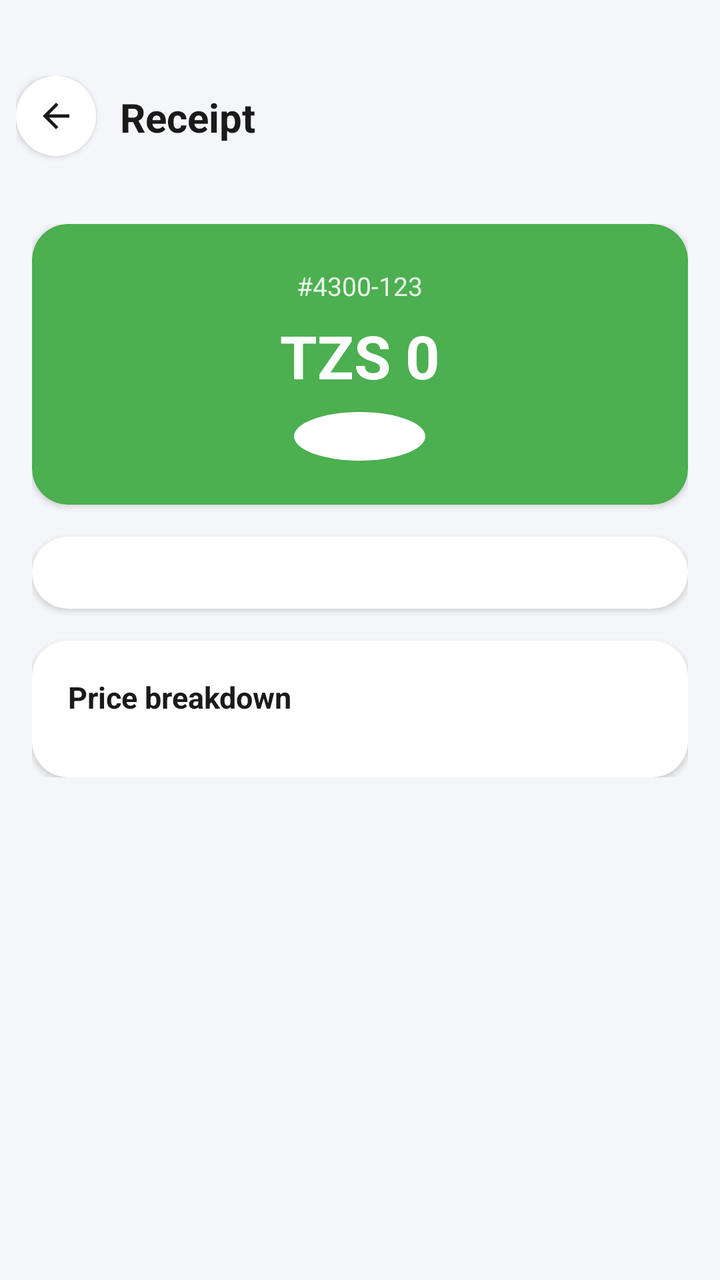
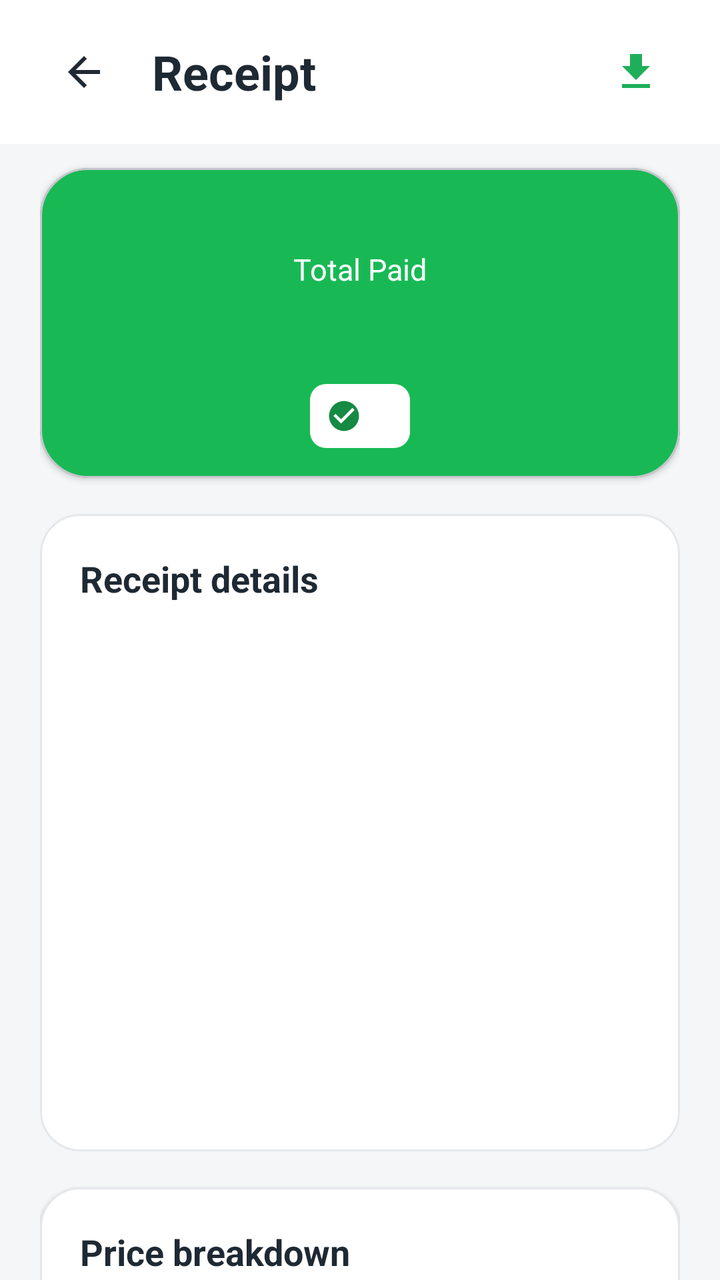

Before-and-after screenshots of an Android layout around one commit, followed by the original layout XML and the change that was made.
<!-- AndroidManifest.xml: application theme Theme.Takago -->
<!-- res/layout/activity_receipt.xml -->
<?xml version="1.0" encoding="utf-8"?>
<LinearLayout xmlns:android="http://schemas.android.com/apk/res/android"
    xmlns:app="http://schemas.android.com/apk/res-auto"
    android:layout_width="match_parent"
    android:layout_height="match_parent"
    android:background="#F4F6F9"
    android:orientation="vertical">

    
    <RelativeLayout
        android:id="@+id/headerContainer"
        android:layout_width="match_parent"
        android:layout_height="wrap_content"
        android:minHeight="96dp"
        android:background="#F4F6F9"
        android:paddingStart="8dp"
        android:paddingTop="38dp"
        android:paddingEnd="16dp">

        <ImageView
            android:id="@+id/btnBack"
            android:layout_width="40dp"
            android:layout_height="40dp"
            android:layout_alignParentStart="true"
            android:layout_alignParentTop="true"
            android:background="@drawable/bg_circle_white_solid"
            android:contentDescription="Back"
            android:elevation="2dp"
            android:padding="10dp"
            android:src="@drawable/ic_arrow_back"
            app:tint="@color/color_text_primary" />

        <TextView
            android:layout_width="wrap_content"
            android:layout_height="wrap_content"
            android:layout_alignTop="@id/btnBack"
            android:layout_marginStart="12dp"
            android:layout_marginTop="7dp"
            android:layout_toEndOf="@id/btnBack"
            android:text="Receipt"
            android:textColor="@color/color_text_primary"
            android:textSize="20sp"
            android:textStyle="bold" />

    </RelativeLayout>

    <ScrollView
        android:layout_width="match_parent"
        android:layout_height="0dp"
        android:layout_weight="1">

        <LinearLayout
            android:layout_width="match_parent"
            android:layout_height="wrap_content"
            android:orientation="vertical"
            android:padding="16dp">

            
            <androidx.cardview.widget.CardView
                android:layout_width="match_parent"
                android:layout_height="wrap_content"
                app:cardBackgroundColor="@color/color_primary"
                app:cardCornerRadius="18dp"
                app:cardElevation="2dp">

                <LinearLayout
                    android:layout_width="match_parent"
                    android:layout_height="wrap_content"
                    android:gravity="center"
                    android:orientation="vertical"
                    android:padding="22dp">

                    <TextView
                        android:id="@+id/tvReceiptCode"
                        android:layout_width="wrap_content"
                        android:layout_height="wrap_content"
                        android:text="#4300-123"
                        android:textColor="@color/color_status_success_bg"
                        android:textSize="13sp" />

                    <TextView
                        android:id="@+id/tvReceiptFinalPrice"
                        android:layout_width="wrap_content"
                        android:layout_height="wrap_content"
                        android:layout_marginTop="6dp"
                        android:text="TZS 0"
                        android:textColor="@color/color_surface"
                        android:textSize="30sp"
                        android:textStyle="bold" />

                    <TextView
                        android:id="@+id/tvReceiptPaymentStatus"
                        android:layout_width="wrap_content"
                        android:layout_height="wrap_content"
                        android:layout_marginTop="8dp"
                        android:background="@drawable/bg_circle_white_alpha"
                        android:paddingStart="14dp"
                        android:paddingTop="4dp"
                        android:paddingEnd="14dp"
                        android:paddingBottom="4dp"
                        android:text="Unpaid"
                        android:textColor="@color/color_surface"
                        android:textSize="12sp"
                        android:textStyle="bold" />

                </LinearLayout>

            </androidx.cardview.widget.CardView>

            
            <androidx.cardview.widget.CardView
                android:layout_width="match_parent"
                android:layout_height="wrap_content"
                android:layout_marginTop="16dp"
                app:cardBackgroundColor="@color/color_surface"
                app:cardCornerRadius="18dp"
                app:cardElevation="2dp">

                <LinearLayout
                    android:id="@+id/receiptDetailsContainer"
                    android:layout_width="match_parent"
                    android:layout_height="wrap_content"
                    android:orientation="vertical"
                    android:padding="18dp" />

            </androidx.cardview.widget.CardView>

            
            <androidx.cardview.widget.CardView
                android:layout_width="match_parent"
                android:layout_height="wrap_content"
                android:layout_marginTop="16dp"
                app:cardBackgroundColor="@color/color_surface"
                app:cardCornerRadius="18dp"
                app:cardElevation="2dp">

                <LinearLayout
                    android:layout_width="match_parent"
                    android:layout_height="wrap_content"
                    android:orientation="vertical"
                    android:padding="18dp">

                    <TextView
                        android:layout_width="wrap_content"
                        android:layout_height="wrap_content"
                        android:text="Price breakdown"
                        android:textColor="@color/color_text_primary"
                        android:textSize="15sp"
                        android:textStyle="bold" />

                    <LinearLayout
                        android:id="@+id/receiptPriceContainer"
                        android:layout_width="match_parent"
                        android:layout_height="wrap_content"
                        android:layout_marginTop="12dp"
                        android:orientation="vertical" />

                </LinearLayout>

            </androidx.cardview.widget.CardView>

        </LinearLayout>

    </ScrollView>

</LinearLayout>
<!-- resources referenced by this layout -->
<resources>
  <color name="color_primary">#4CAF50</color>
  <color name="color_status_success_bg">#E8F5E9</color>
  <color name="color_surface">#FFFFFF</color>
  <color name="color_text_primary">#1A1A1A</color>
  <!-- drawable bg_circle_white_alpha (drawable) -->
  <?xml version="1.0" encoding="utf-8"?>
  <shape xmlns:android="http://schemas.android.com/apk/res/android"
      android:shape="oval">
      <solid android:color="@color/color_surface" />
  </shape>
  <!-- drawable bg_circle_white_solid (drawable) -->
  <?xml version="1.0" encoding="utf-8"?>
  <shape xmlns:android="http://schemas.android.com/apk/res/android"
      android:shape="oval">
      <solid android:color="@color/color_surface" />
  </shape>
  <!-- drawable ic_arrow_back (drawable) -->
  <vector xmlns:android="http://schemas.android.com/apk/res/android" android:autoMirrored="true" android:height="24dp" android:tint="#000000" android:viewportHeight="24" android:viewportWidth="24" android:width="24dp">
        
      <path android:fillColor="@android:color/white" android:pathData="M20,11H7.83l5.59,-5.59L12,4l-8,8 8,8 1.41,-1.41L7.83,13H20v-2z"/>
      
  </vector>
  <style name="Theme.Takago" parent="Base.Theme.Takago" />
  <style name="Base.Theme.Takago" parent="Theme.Material3.DayNight.NoActionBar">
          
          
      </style>
</resources>

<!-- the commit's change to res/layout/activity_receipt.xml (unified diff, before → after) -->
@@ -1,166 +1,136 @@
+<?xml version="1.0" encoding="utf-8"?>
+<androidx.core.widget.NestedScrollView xmlns:android="http://schemas.android.com/apk/res/android"
+    xmlns:app="http://schemas.android.com/apk/res-auto"
+    android:layout_width="match_parent" android:layout_height="match_parent"
+    android:fillViewport="true" android:background="#F5F6F7">
+    <LinearLayout android:layout_width="match_parent" android:layout_height="wrap_content"
+        android:orientation="vertical">
+        <LinearLayout android:id="@+id/headerContainer" android:layout_width="match_parent"
+            android:layout_height="72dp" android:orientation="horizontal"
+            android:gravity="center_vertical" android:paddingStart="20dp"
+            android:paddingEnd="20dp" android:background="#FFFFFF">
+            <ImageButton android:id="@+id/btnBack" android:layout_width="44dp"
+                android:layout_height="44dp" android:background="@android:color/transparent"
+                android:padding="10dp" android:src="@drawable/ic_arrow_back"
+                app:tint="#1F2933" android:contentDescription="Back" />
+            <TextView android:layout_width="0dp" android:layout_height="wrap_content"
+                android:layout_weight="1" android:layout_marginStart="12dp"
+                android:text="Receipt" android:textSize="24sp" android:textStyle="bold"
+                android:textColor="#1F2933" />
+            <ImageButton android:id="@+id/btnDownloadReceipt" android:layout_width="44dp"
+                android:layout_height="44dp" android:background="@android:color/transparent"
+                android:padding="10dp" android:src="@drawable/ic_download"
+                app:tint="#1FAF5A" android:contentDescription="Download receipt" />
+        </LinearLayout>
+        <LinearLayout android:layout_width="match_parent" android:layout_height="wrap_content"
+            android:orientation="vertical" android:paddingStart="20dp"
+            android:paddingEnd="20dp" android:paddingBottom="24dp">
+            <com.google.android.material.card.MaterialCardView
+                android:layout_width="match_parent" android:layout_height="wrap_content"
+                android:layout_marginTop="12dp" app:cardCornerRadius="24dp"
+                app:cardElevation="2dp" app:cardBackgroundColor="#18B955">
+                <LinearLayout android:layout_width="match_parent" android:layout_height="wrap_content"
+                    android:orientation="vertical" android:gravity="center" android:padding="15dp">
+                    <TextView android:id="@+id/tvReceiptCode" android:layout_width="wrap_content"
+                        android:layout_height="wrap_content" android:textSize="15sp" android:textColor="#EAF8EF" />
+                    <TextView android:layout_width="wrap_content" android:layout_height="wrap_content"
+                        android:layout_marginTop="5dp" android:text="Total Paid"
+                        android:textSize="15sp" android:textColor="#FFFFFF" />
+                    <TextView android:id="@+id/tvTotalPaid" android:layout_width="wrap_content"
+                        android:layout_height="wrap_content" android:layout_marginTop="1dp"
+                        android:textSize="30sp" android:textStyle="bold" android:textColor="#FFFFFF" />
+                    <com.google.android.material.chip.Chip android:id="@+id/chipPaymentStatus"
+                        android:layout_width="wrap_content" android:layout_height="wrap_content"
+                        android:layout_marginTop="6dp" android:minHeight="32dp"
+                        app:ensureMinTouchTargetSize="false" android:textStyle="bold"
+                        android:textColor="#168A45" app:chipBackgroundColor="#FFFFFF"
+                        app:chipIcon="@drawable/ic_check_circle" app:chipIconTint="#168A45"
+                        app:chipStrokeWidth="0dp" />
+                </LinearLayout>
+            </com.google.android.material.card.MaterialCardView>
+            <com.google.android.material.card.MaterialCardView
+                android:layout_width="match_parent" android:layout_height="wrap_content"
+                android:layout_marginTop="18dp" app:cardCornerRadius="20dp"
+                app:cardElevation="1dp" app:strokeColor="#E5E7EB" app:strokeWidth="1dp"
+                app:cardBackgroundColor="#FFFFFF">
+                <LinearLayout android:layout_width="match_parent" android:layout_height="wrap_content"
+                    android:orientation="vertical" android:padding="20dp">
+                    <TextView android:layout_width="wrap_content" android:layout_height="wrap_content"
+                        android:text="Receipt details" android:textStyle="bold" android:textSize="18sp"
+                        android:textColor="#1F2933" android:layout_marginBottom="14dp" />
+                    <include android:id="@+id/rowRequestId" layout="@layout/item_receipt_row" />
+                    <include android:id="@+id/rowResident" layout="@layout/item_receipt_row" />
+                    <include android:id="@+id/rowDriver" layout="@layout/item_receipt_row" />
+                    <include android:id="@+id/rowWard" layout="@layout/item_receipt_row" />
+                    <include android:id="@+id/rowPickupAddress" layout="@layout/item_receipt_row" />
+                    <include android:id="@+id/rowWasteType" layout="@layout/item_receipt_row" />
+                    <include android:id="@+id/rowDateTime" layout="@layout/item_receipt_row" />
+                </LinearLayout>
+            </com.google.android.material.card.MaterialCardView>
+            <com.google.android.material.card.MaterialCardView
+                android:layout_width="match_parent" android:layout_height="wrap_content"
+                android:layout_marginTop="18dp" app:cardCornerRadius="20dp"
+                app:cardElevation="1dp" app:strokeColor="#E5E7EB" app:strokeWidth="1dp"
+                app:cardBackgroundColor="#FFFFFF">
+                <LinearLayout android:layout_width="match_parent" android:layout_height="wrap_content"
+                    android:orientation="vertical" android:padding="20dp">
+                    <TextView android:layout_width="wrap_content" android:layout_height="wrap_content"
+                        android:text="Price breakdown" android:textStyle="bold" android:textSize="18sp"
+                        android:textColor="#1F2933" android:layout_marginBottom="14dp" />
+                    <include android:id="@+id/rowMeasuredWeight" layout="@layout/item_receipt_row" />
+                    <include android:id="@+id/rowIncludedWeight" layout="@layout/item_receipt_row" />
+                    <include android:id="@+id/rowExtraWeight" layout="@layout/item_receipt_row" />
+                    <include android:id="@+id/rowRatePerKg" layout="@layout/item_receipt_row" />
+                    <include android:id="@+id/rowWasteMultiplier" layout="@layout/item_receipt_row" />
+                    <include android:id="@+id/rowWeightCharge" layout="@layout/item_receipt_row" />
+                    <include android:id="@+id/rowBookingFee" layout="@layout/item_receipt_row" />
+                    <include android:id="@+id/rowDistanceFee" layout="@layout/item_receipt_row" />
+                    <View android:layout_width="match_parent" android:layout_height="1dp"
+                        android:layout_marginTop="8dp" android:layout_marginBottom="10dp"
+                        android:background="#E5E7EB" />
+                    <LinearLayout android:layout_width="match_parent" android:layout_height="wrap_content"
+                        android:orientation="horizontal" android:gravity="center_vertical">
+                        <TextView android:layout_width="0dp" android:layout_height="wrap_content"
+                            android:layout_weight="1" android:text="Final price" android:textStyle="bold"
+                            android:textSize="20sp" android:textColor="#168A45" />
+                        <TextView android:id="@+id/tvFinalPrice" android:layout_width="wrap_content"
+                            android:layout_height="wrap_content" android:textStyle="bold"
+                            android:textSize="20sp" android:textColor="#168A45" />
+                    </LinearLayout>
+                </LinearLayout>
+            </com.google.android.material.card.MaterialCardView>
+            <com.google.android.material.button.MaterialButton
+                android:id="@+id/btnPayReceipt" android:layout_width="match_parent"
+                android:layout_height="56dp" android:layout_marginTop="18dp"
+                android:text="Choose payment method" android:textAllCaps="false"
+                android:textSize="16sp" android:textStyle="bold" android:textColor="#FFFFFF"
+                app:backgroundTint="#16A34A" app:cornerRadius="16dp" android:visibility="gone" />
+            <com.google.android.material.button.MaterialButton
+                android:id="@+id/btnSaveShareReceipt" android:layout_width="match_parent"
+                android:layout_height="56dp" android:layout_marginTop="18dp"
+                android:text="Save or share receipt PDF" android:textAllCaps="false"
+                android:textSize="16sp" android:textStyle="bold" android:textColor="#FFFFFF"
+                app:backgroundTint="#16A34A" app:cornerRadius="16dp"
+                app:icon="@drawable/ic_share" app:iconTint="#FFFFFF"
+                app:iconGravity="textStart" app:iconPadding="10dp" />
+            <TextView android:layout_width="match_parent" android:layout_height="wrap_content"
+                android:layout_marginTop="16dp" android:gravity="center"
+                android:text="Thank you for using TakaGo. Keep our city clean!"
+                android:textSize="13sp" android:textColor="#6B7280" />
+        </LinearLayout>
+    </LinearLayout>
+</androidx.core.widget.NestedScrollView>
+<!-- res/layout/item_receipt_row.xml (included above) -->
 <?xml version="1.0" encoding="utf-8"?>
 <LinearLayout xmlns:android="http://schemas.android.com/apk/res/android"
-    xmlns:app="http://schemas.android.com/apk/res-auto"
-    android:layout_width="match_parent"
-    android:layout_height="match_parent"
-    android:background="#F4F6F9"
-    android:orientation="vertical">
-
-    
-    <RelativeLayout
-        android:id="@+id/headerContainer"
-        android:layout_width="match_parent"
-        android:layout_height="wrap_content"
-        android:minHeight="96dp"
-        android:background="#F4F6F9"
-        android:paddingStart="8dp"
-        android:paddingTop="38dp"
-        android:paddingEnd="16dp">
-
-        <ImageView
-            android:id="@+id/btnBack"
-            android:layout_width="40dp"
-            android:layout_height="40dp"
-            android:layout_alignParentStart="true"
-            android:layout_alignParentTop="true"
-            android:background="@drawable/bg_circle_white_solid"
-            android:contentDescription="Back"
-            android:elevation="2dp"
-            android:padding="10dp"
-            android:src="@drawable/ic_arrow_back"
-            app:tint="@color/color_text_primary" />
-
-        <TextView
-            android:layout_width="wrap_content"
-            android:layout_height="wrap_content"
-            android:layout_alignTop="@id/btnBack"
-            android:layout_marginStart="12dp"
-            android:layout_marginTop="7dp"
-            android:layout_toEndOf="@id/btnBack"
-            android:text="Receipt"
-            android:textColor="@color/color_text_primary"
-            android:textSize="20sp"
-            android:textStyle="bold" />
-
-    </RelativeLayout>
-
-    <ScrollView
-        android:layout_width="match_parent"
-        android:layout_height="0dp"
-        android:layout_weight="1">
-
-        <LinearLayout
-            android:layout_width="match_parent"
-            android:layout_height="wrap_content"
-            android:orientation="vertical"
-            android:padding="16dp">
-
-            
-            <androidx.cardview.widget.CardView
-                android:layout_width="match_parent"
-                android:layout_height="wrap_content"
-                app:cardBackgroundColor="@color/color_primary"
-                app:cardCornerRadius="18dp"
-                app:cardElevation="2dp">
-
-                <LinearLayout
-                    android:layout_width="match_parent"
-                    android:layout_height="wrap_content"
-                    android:gravity="center"
-                    android:orientation="vertical"
-                    android:padding="22dp">
-
-                    <TextView
-                        android:id="@+id/tvReceiptCode"
-                        android:layout_width="wrap_content"
-                        android:layout_height="wrap_content"
-                        android:text="#4300-123"
-                        android:textColor="@color/color_status_success_bg"
-                        android:textSize="13sp" />
-
-                    <TextView
-                        android:id="@+id/tvReceiptFinalPrice"
-                        android:layout_width="wrap_content"
-                        android:layout_height="wrap_content"
-                        android:layout_marginTop="6dp"
-                        android:text="TZS 0"
-                        android:textColor="@color/color_surface"
-                        android:textSize="30sp"
-                        android:textStyle="bold" />
-
-                    <TextView
-                        android:id="@+id/tvReceiptPaymentStatus"
-                        android:layout_width="wrap_content"
-                        android:layout_height="wrap_content"
-                        android:layout_marginTop="8dp"
-                        android:background="@drawable/bg_circle_white_alpha"
-                        android:paddingStart="14dp"
-                        android:paddingTop="4dp"
-                        android:paddingEnd="14dp"
-                        android:paddingBottom="4dp"
-                        android:text="Unpaid"
-                        android:textColor="@color/color_surface"
-                        android:textSize="12sp"
-                        android:textStyle="bold" />
-
-                </LinearLayout>
-
-            </androidx.cardview.widget.CardView>
-
-            
-            <androidx.cardview.widget.CardView
-                android:layout_width="match_parent"
-                android:layout_height="wrap_content"
-                android:layout_marginTop="16dp"
-                app:cardBackgroundColor="@color/color_surface"
-                app:cardCornerRadius="18dp"
-                app:cardElevation="2dp">
-
-                <LinearLayout
-                    android:id="@+id/receiptDetailsContainer"
-                    android:layout_width="match_parent"
-                    android:layout_height="wrap_content"
-                    android:orientation="vertical"
-                    android:padding="18dp" />
-
-            </androidx.cardview.widget.CardView>
-
-            
-            <androidx.cardview.widget.CardView
-                android:layout_width="match_parent"
-                android:layout_height="wrap_content"
-                android:layout_marginTop="16dp"
-                app:cardBackgroundColor="@color/color_surface"
-                app:cardCornerRadius="18dp"
-                app:cardElevation="2dp">
-
-                <LinearLayout
-                    android:layout_width="match_parent"
-                    android:layout_height="wrap_content"
-                    android:orientation="vertical"
-                    android:padding="18dp">
-
-                    <TextView
-                        android:layout_width="wrap_content"
-                        android:layout_height="wrap_content"
-                        android:text="Price breakdown"
-                        android:textColor="@color/color_text_primary"
-                        android:textSize="15sp"
-                        android:textStyle="bold" />
-
-                    <LinearLayout
-                        android:id="@+id/receiptPriceContainer"
-                        android:layout_width="match_parent"
-                        android:layout_height="wrap_content"
-                        android:layout_marginTop="12dp"
-                        android:orientation="vertical" />
-
-                </LinearLayout>
-
-            </androidx.cardview.widget.CardView>
-
-        </LinearLayout>
-
-    </ScrollView>
-
+    android:layout_width="match_parent" android:layout_height="wrap_content"
+    android:orientation="horizontal" android:gravity="center_vertical"
+    android:paddingTop="7dp" android:paddingBottom="7dp">
+    <TextView android:id="@+id/tvLabel" android:layout_width="0dp"
+        android:layout_height="wrap_content" android:layout_weight="1"
+        android:textSize="15sp" android:textColor="#7A7A7A" />
+    <TextView android:id="@+id/tvValue" android:layout_width="wrap_content"
+        android:layout_height="wrap_content" android:maxWidth="220dp"
+        android:gravity="end" android:textSize="15sp" android:textStyle="bold"
+        android:textColor="#242424" />
 </LinearLayout>
<!-- resource entries referenced after the edit -->
@@ -1,26 +1,36 @@
 <!-- resources referenced by this layout -->
 <resources>
-  <color name="color_primary">#4CAF50</color>
-  <color name="color_status_success_bg">#E8F5E9</color>
   <color name="color_surface">#FFFFFF</color>
-  <color name="color_text_primary">#1A1A1A</color>
-  <!-- drawable bg_circle_white_alpha (drawable) -->
-  <?xml version="1.0" encoding="utf-8"?>
-  <shape xmlns:android="http://schemas.android.com/apk/res/android"
-      android:shape="oval">
-      <solid android:color="@color/color_surface" />
-  </shape>
-  <!-- drawable bg_circle_white_solid (drawable) -->
-  <?xml version="1.0" encoding="utf-8"?>
-  <shape xmlns:android="http://schemas.android.com/apk/res/android"
-      android:shape="oval">
-      <solid android:color="@color/color_surface" />
-  </shape>
+  <color name="black">#FF000000</color>
   <!-- drawable ic_arrow_back (drawable) -->
   <vector xmlns:android="http://schemas.android.com/apk/res/android" android:autoMirrored="true" android:height="24dp" android:tint="#000000" android:viewportHeight="24" android:viewportWidth="24" android:width="24dp">
         
       <path android:fillColor="@android:color/white" android:pathData="M20,11H7.83l5.59,-5.59L12,4l-8,8 8,8 1.41,-1.41L7.83,13H20v-2z"/>
       
+  </vector>
+  <!-- drawable ic_check_circle (drawable) -->
+  <vector xmlns:android="http://schemas.android.com/apk/res/android"
+      android:width="24dp" android:height="24dp" android:viewportWidth="24" android:viewportHeight="24">
+      <path android:fillColor="#168A45"
+          android:pathData="M12,2a10,10 0,1 0,0 20a10,10 0,0 0,0 -20M10,17l-5,-5l1.41,-1.41L10,14.17l7.59,-7.59L19,8z"/>
+  </vector>
+  <!-- drawable ic_download (drawable) -->
+  <?xml version="1.0" encoding="utf-8"?>
+  <vector xmlns:android="http://schemas.android.com/apk/res/android"
+      android:width="24dp"
+      android:height="24dp"
+      android:viewportWidth="24"
+      android:viewportHeight="24"
+      android:tint="@color/color_surface">
+      <path
+          android:fillColor="@color/black"
+          android:pathData="M19,9h-4L15,3L9,3v6L5,9l7,7l7,-7zM5,18v2h14v-2L5,18z" />
+  </vector>
+  <!-- drawable ic_share (drawable) -->
+  <vector xmlns:android="http://schemas.android.com/apk/res/android"
+      android:width="24dp" android:height="24dp" android:viewportWidth="24" android:viewportHeight="24">
+      <path android:fillColor="#FFFFFF"
+          android:pathData="M18,16.08c-0.76,0 -1.44,0.3 -1.96,0.77L8.91,12.7c0.05,-0.23 0.09,-0.46 0.09,-0.7s-0.04,-0.47 -0.09,-0.7l7.05,-4.11A3,3 0,1 0,15 5c0,0.24 0.04,0.47 0.09,0.7L8.04,9.81A3,3 0,1 0,8.04 14.19l7.12,4.16c-0.05,0.21 -0.08,0.43 -0.08,0.65A2.92,2.92 0,1 0,18 16.08z"/>
   </vector>
   <style name="Theme.Takago" parent="Base.Theme.Takago" />
   <style name="Base.Theme.Takago" parent="Theme.Material3.DayNight.NoActionBar">
